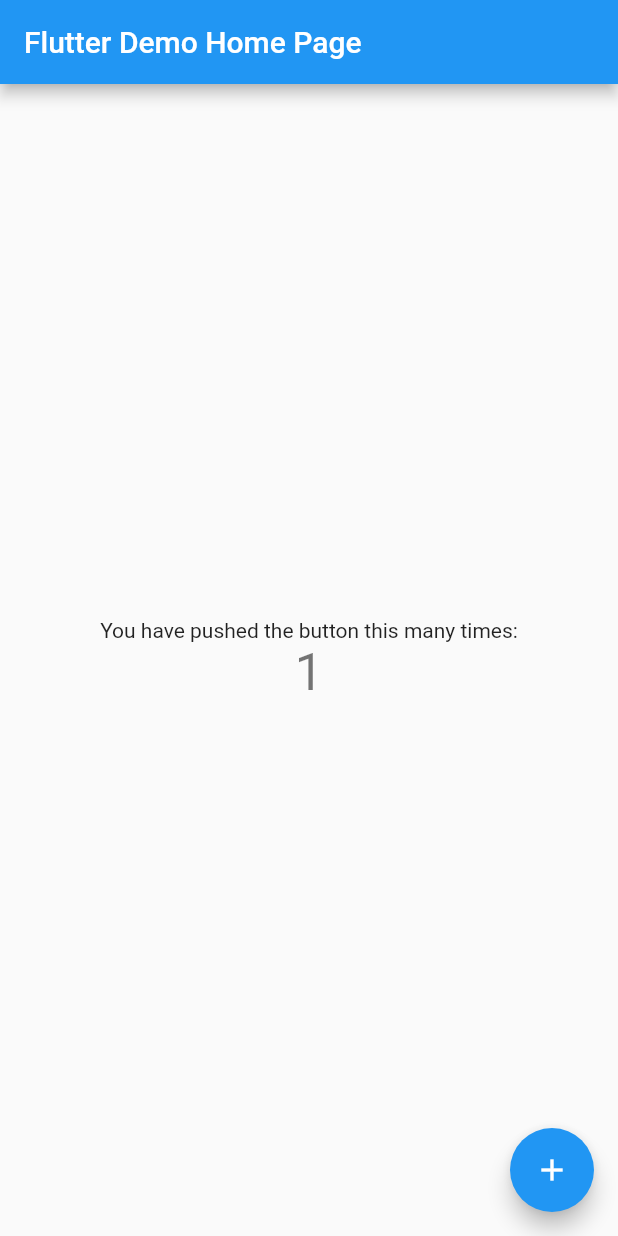
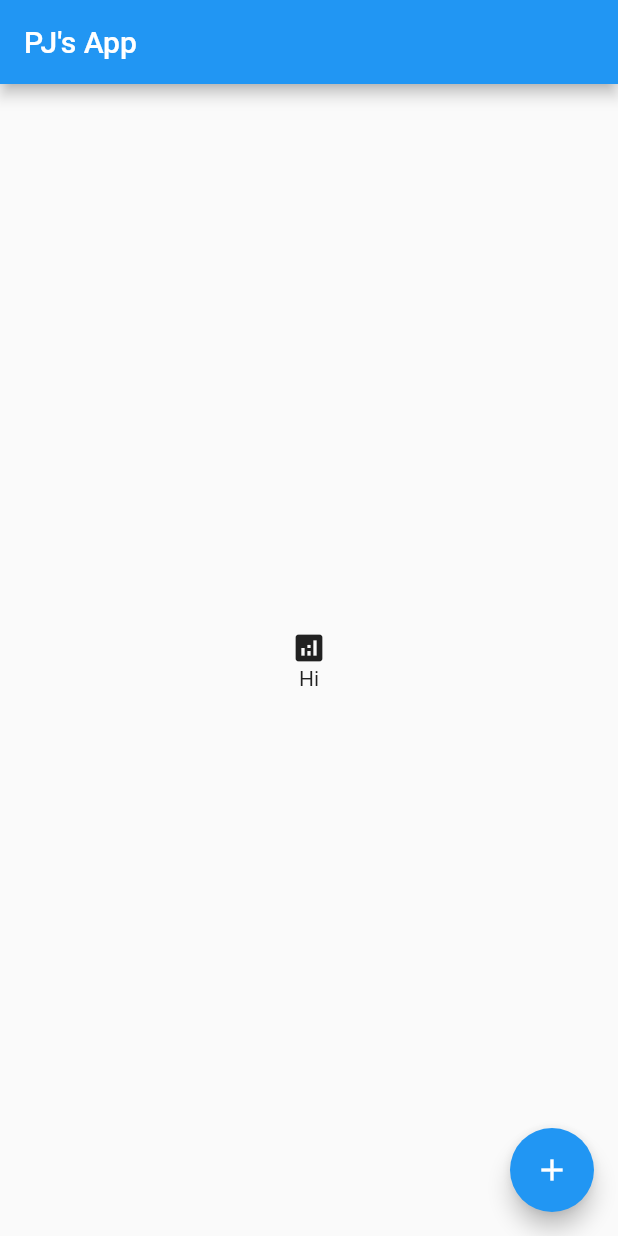
Before and after one commit to pyungjae9492/flutter_study, a Flutter app: the screen it shows after launch, after a tap on the "add" icon, on a phone screen of 412 x 824 dp. Run offline on Flutter 3.47's test engine with Material 2 defaults, Android fonts, the phone set to English and light mode, and no system bars.

Commit message:
스캐폴드 만들어보기

```diff
--- a/lib/main.dart
+++ b/lib/main.dart
@@ -1,115 +1,47 @@
 import 'package:flutter/material.dart';
 
 void main() {
-  runApp(const MyApp());
+  runApp(MyApp());
 }
 
 class MyApp extends StatelessWidget {
-  const MyApp({Key? key}) : super(key: key);
-
-  // This widget is the root of your application.
   @override
   Widget build(BuildContext context) {
     return MaterialApp(
       title: 'Flutter Demo',
       theme: ThemeData(
-        // This is the theme of your application.
-        //
-        // Try running your application with "flutter run". You'll see the
-        // application has a blue toolbar. Then, without quitting the app, try
-        // changing the primarySwatch below to Colors.green and then invoke
-        // "hot reload" (press "r" in the console where you ran "flutter run",
-        // or simply save your changes to "hot reload" in a Flutter IDE).
-        // Notice that the counter didn't reset back to zero; the application
-        // is not restarted.
         primarySwatch: Colors.blue,
       ),
-      home: const MyHomePage(title: 'Flutter Demo Home Page'),
+      home: MaterialFlutterApp(),
     );
   }
 }
 
-class MyHomePage extends StatefulWidget {
-  const MyHomePage({Key? key, required this.title}) : super(key: key);
+class MaterialFlutterApp extends StatefulWidget {
+  @override
+  State<StatefulWidget> createState() {
+    return _MaterialFlutterApp();
+  }
 
-  // This widget is the home page of your application. It is stateful, meaning
-  // that it has a State object (defined below) that contains fields that affect
-  // how it looks.
-
-  // This class is the configuration for the state. It holds the values (in this
-  // case the title) provided by the parent (in this case the App widget) and
-  // used by the build method of the State. Fields in a Widget subclass are
-  // always marked "final".
-
-  final String title;
-
-  @override
-  State<MyHomePage> createState() => _MyHomePageState();
 }
 
-class _MyHomePageState extends State<MyHomePage> {
-  int _counter = 0;
-
-  void _incrementCounter() {
-    setState(() {
-      // This call to setState tells the Flutter framework that something has
-      // changed in this State, which causes it to rerun the build method below
-      // so that the display can reflect the updated values. If we changed
-      // _counter without calling setState(), then the build method would not be
-      // called again, and so nothing would appear to happen.
-      _counter++;
-    });
-  }
-
+class _MaterialFlutterApp extends State<MaterialFlutterApp> {
   @override
   Widget build(BuildContext context) {
-    // This method is rerun every time setState is called, for instance as done
-    // by the _incrementCounter method above.
-    //
-    // The Flutter framework has been optimized to make rerunning build methods
-    // fast, so that you can just rebuild anything that needs updating rather
-    // than having to individually change instances of widgets.
     return Scaffold(
-      appBar: AppBar(
-        // Here we take the value from the MyHomePage object that was created by
-        // the App.build method, and use it to set our appbar title.
-        title: Text(widget.title),
+      appBar: AppBar(title: const Text("PJ's App")),
+      floatingActionButton: FloatingActionButton(child: const Icon(Icons.add), onPressed: () {}),
+      body: Container(
+        child: Center(
+          child: Column(
+            children: <Widget>[
+              const Icon(Icons.analytics),
+              const Text('Hi'),
+              ],
+              mainAxisAlignment: MainAxisAlignment.center,
+          ),
+        )
       ),
-      body: Center(
-        // Center is a layout widget. It takes a single child and positions it
-        // in the middle of the parent.
-        child: Column(
-          // Column is also a layout widget. It takes a list of children and
-          // arranges them vertically. By default, it sizes itself to fit its
-          // children horizontally, and tries to be as tall as its parent.
-          //
-          // Invoke "debug painting" (press "p" in the console, choose the
-          // "Toggle Debug Paint" action from the Flutter Inspector in Android
-          // Studio, or the "Toggle Debug Paint" command in Visual Studio Code)
-          // to see the wireframe for each widget.
-          //
-          // Column has various properties to control how it sizes itself and
-          // how it positions its children. Here we use mainAxisAlignment to
-          // center the children vertically; the main axis here is the vertical
-          // axis because Columns are vertical (the cross axis would be
-          // horizontal).
-          mainAxisAlignment: MainAxisAlignment.center,
-          children: <Widget>[
-            const Text(
-              'You have pushed the button this many times:',
-            ),
-            Text(
-              '$_counter',
-              style: Theme.of(context).textTheme.headline4,
-            ),
-          ],
-        ),
-      ),
-      floatingActionButton: FloatingActionButton(
-        onPressed: _incrementCounter,
-        tooltip: 'Increment',
-        child: const Icon(Icons.add),
-      ), // This trailing comma makes auto-formatting nicer for build methods.
     );
   }
 }
```
Also changed, not shown: 1 other file.
